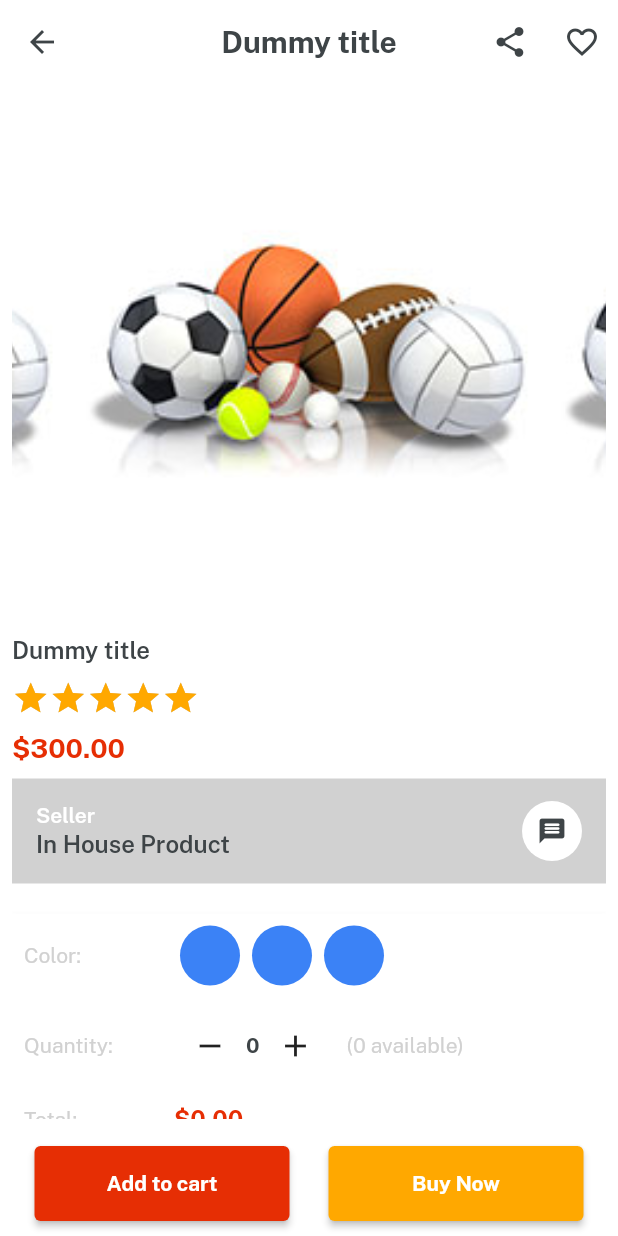
After one commit to tanmoymallik3110/emart_app, a Flutter app: the ItemDetails screen opened directly, on a phone screen of 412 x 824 dp. The commit adds this screen. Run offline on Flutter 3.47's test engine with Material 2 defaults, Android fonts, the phone set to English and light mode, and no system bars; drawn by our look-alikes of velocity_x; our stand-ins replace get.

Commit message:
details page done.

```diff
--- a/lib/main.dart
+++ b/lib/main.dart
@@ -19,7 +19,11 @@ class MyApp extends StatelessWidget {
       theme: ThemeData(
         scaffoldBackgroundColor: Colors.transparent,
         appBarTheme: AppBarTheme(
+          iconTheme: IconThemeData(
+            color: darkFontGrey,
+          ),
           backgroundColor: Colors.transparent,
+          elevation: 0.0,
         ),
         fontFamily: regular,
       ),
--- /dev/null
+++ b/lib/views/category_screen/item_deatils.dart
@@ -0,0 +1,263 @@
+import 'package:emart_app/consts/colors.dart';
+import 'package:emart_app/consts/lists.dart';
+import 'package:emart_app/widgets_common/our_button.dart';
+import 'package:flutter/cupertino.dart';
+import 'package:flutter/material.dart';
+
+import '../../consts/consts.dart';
+
+class ItemDetails extends StatelessWidget {
+
+  final String? title;
+
+  const ItemDetails({super.key, required this.title});
+
+  @override
+  Widget build(BuildContext context) {
+    return Scaffold(
+      backgroundColor: whiteColor,
+      appBar: AppBar(
+        centerTitle: true,
+        title: title!.text.color(darkFontGrey).fontFamily(bold).make(),
+        actions: [
+          IconButton(
+            onPressed: () {},
+            icon: Icon(
+              Icons.share,
+            ),
+          ),
+          IconButton(
+            onPressed: () {},
+            icon: Icon(
+              Icons.favorite_outline,
+            ),
+          ),
+        ],
+      ),
+      body: Column(
+        children: [
+          Expanded(
+            child: Padding(
+              padding: EdgeInsets.all(8),
+              child: SingleChildScrollView(
+                child: Column(
+                  crossAxisAlignment: CrossAxisAlignment.start,
+                  children: [
+
+                    //swiper
+
+                    VxSwiper.builder(
+                      autoPlay: true,
+                      height: 350,
+                      aspectRatio: 16 / 9,
+                      itemCount: 3,
+                      itemBuilder: (index, context) {
+                        return Image.asset(
+                          imgFc5,
+                          width: double.infinity,
+                          fit: BoxFit.cover,
+                        );
+                      },
+                    ),
+
+
+                    //titles and detailes sections
+                    10.heightBox,
+
+                    title!.text.color(darkFontGrey).size(16).fontFamily(semibold).make(),
+
+
+                    //rating
+                    10.heightBox,
+
+                    VxRating(
+                      onRatingUpdate: (value) {},
+                      normalColor: textfieldGrey,
+                      selectionColor: golden,
+                      size: 25,
+                      stepInt: true,
+                      count: 5,
+                    ),
+
+                    //price
+                    10.heightBox,
+
+                    "\$300.00".text.fontFamily(bold).color(redColor).size(18).make(),
+
+                    //chat section
+                    10.heightBox,
+
+                    Row(
+                      children: [
+                        Expanded(
+                          child: Column(
+                            mainAxisAlignment: MainAxisAlignment.center,
+                            crossAxisAlignment: CrossAxisAlignment.start,
+                            children: [
+                              "Seller".text.white.fontFamily(semibold).make(),
+                              2.heightBox,
+                              "In House Product".text.color(darkFontGrey).size(16)
+                              .fontFamily(semibold).make(),
+                            ],
+                          ),
+                        ),
+                        CircleAvatar(
+                          backgroundColor: Colors.white,
+                          child: Icon(Icons.message_rounded, color: darkFontGrey, size: 20,),
+                        ),
+                      ],
+                    ).box.padding(const EdgeInsets.symmetric(horizontal: 16))
+                    .color(textfieldGrey).height(70).make(),
+
+
+                    //color section
+                    20.heightBox,
+
+                    Column(
+                      children: [
+                        Row(
+                          children: [
+                            SizedBox(
+                              width: 100,
+                              child: "Color: ".text.color(textfieldGrey).make(),
+                            ),
+                            Row(
+                              children: List.generate(
+                                3, (index) => VxBox().size(40, 40)
+                                .margin(const EdgeInsets.symmetric(horizontal: 4))
+                                .color(Vx.randomPrimaryColor).roundedFull.make(),
+                              ),
+                            ),
+                          ],
+                        ).box.padding(const EdgeInsets.all(8)).make(),
+
+
+                        //quantity row
+                        Row(
+                          children: [
+                            SizedBox(
+                              width: 100,
+                              child: "Quantity: ".text.color(textfieldGrey).make(),
+                            ),
+                            Row(
+                             children: [
+                              IconButton(
+                                onPressed: () {},
+                                icon: Icon(Icons.remove),
+                              ),
+                              "0".text.fontFamily(bold).color(darkFontGrey).make(),
+                              IconButton(
+                                onPressed: () {},
+                                icon: Icon(Icons.add),
+                              ),
+                              10.widthBox,
+                              "(0 available)".text.color(textfieldGrey).make(),
+                             ],
+                            ),
+                          ],
+                        ).box.padding(const EdgeInsets.all(8)).make(),
+
+
+                        //total
+                        Row(
+                          children: [
+                            SizedBox(
+                              width: 100,
+                              child: "Total: ".text.color(textfieldGrey).make(),
+                            ),
+                            "\$0.00".text.color(redColor).fontFamily(bold).size(16).make(),
+                          ],
+                        ).box.padding(const EdgeInsets.all(8)).make(),
+                      ],
+                    ).box.shadowSm.white.make(),
+
+
+                    //description section
+                    10.heightBox,
+
+                    "Description: ".text.color(darkFontGrey).fontFamily(semibold).make(),
+                    10.heightBox,
+                    "This is a dummy description...".text.color(darkFontGrey).make(),
+
+
+                    //list
+                    ListView(
+                      shrinkWrap: true,
+                      physics: const NeverScrollableScrollPhysics(),
+                      children: List.generate(
+                        itemDetailsButtonList.length, (index) => ListTile(
+                          title: itemDetailsButtonList[index].text.fontFamily(semibold).color(darkFontGrey).make(),
+                          trailing: const Icon(Icons.arrow_forward_ios),
+                        ).box.make(),
+                      ),
+                    ),
+
+
+                    //products may like
+                    20.heightBox,
+
+                    productsyoumaylike.text.color(darkFontGrey).size(16).fontFamily(bold).make(),
+                    10.heightBox,
+                    SingleChildScrollView(
+                      scrollDirection: Axis.horizontal,
+                      child: Row(
+                        children: List.generate(
+                          6, (index) =>
+                          Column(
+                            crossAxisAlignment: CrossAxisAlignment.start,
+                            children: [
+                              Image.asset(imgP1, width: 150, fit: BoxFit.cover),
+                              10.heightBox,
+                              "Laptop 4/64GB".text
+                              .fontFamily(semibold).color(darkFontGrey).make(),
+                              10.heightBox,
+                              "\$600".text
+                              .color(redColor).fontFamily(bold).size(16).make(),
+                              10.heightBox,
+                            ],
+                          ).box.white
+                          .roundedSM.margin(const EdgeInsets.symmetric(horizontal: 4))
+                          .padding(const EdgeInsets.all(8)).make(),
+                        ),
+                      ),
+                    ),
+                  ],
+                ),
+              ),
+            ),
+          ),
+
+
+          //buttons
+
+
+          Row(
+            mainAxisAlignment: MainAxisAlignment.spaceAround,
+            children: [
+              SizedBox(
+                width: 170,
+                height: 50,
+                child: ourButton(
+                  onPress: () {},
+                  title: "Add to cart",
+                  textColor: whiteColor,
+                  color: redColor,
+                ),
+              ),
+              SizedBox(
+                width: 170,
+                height: 50,
+                child: ourButton(
+                  onPress: () {},
+                  title: "Buy Now",
+                  textColor: whiteColor,
+                  color: golden,
+                ),
+              ),
+            ],
+          ).box.margin(const EdgeInsets.all(10)).make(),
+        ],
+      ),
+    );
+  }
+}
```
Also changed, not shown: lib/consts/lists.dart (+32 -0 lines), lib/consts/strings.dart (+26 -0 lines), lib/views/category_screen/category_detailes.dart (added, +82 -0 lines), lib/views/category_screen/ctegory_screem.dart (+44 -1 lines).
